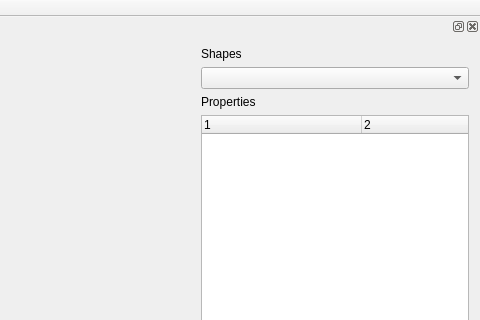
First picture: the form in src/MainWindow.ui, repository CS1C-BitB/ModelBois, before the edit; both pictures show x 800 to 1280 and y 0 to 320 of the 1280 by 720 pixel window.
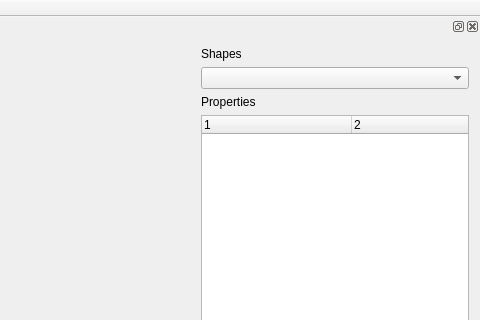
Second picture: the form after the edit. Custom widgets are drawn as their Qt base class.

```diff
--- a/src/MainWindow.ui
+++ b/src/MainWindow.ui
@@ -77,7 +77,7 @@
         <bool>true</bool>
        </attribute>
        <attribute name="headerDefaultSectionSize">
-        <number>160</number>
+        <number>150</number>
        </attribute>
        <attribute name="headerStretchLastSection">
         <bool>true</bool>
```
